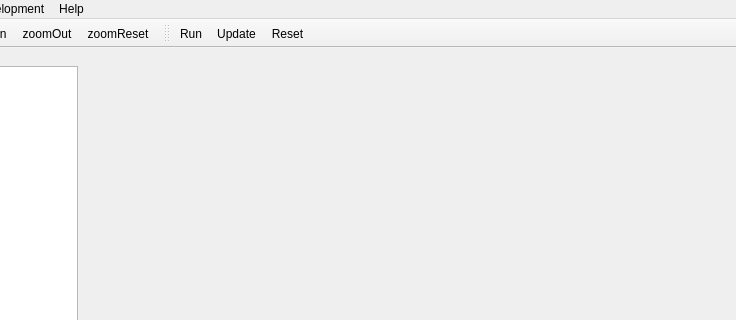
Qt form src/libdynamind-gui/dmmainwindow.ui (iut-ibk/DynaMind-ToolBox) before a commit; both pictures show x 196 to 932 and y 0 to 320 of the 932 by 756 pixel window.
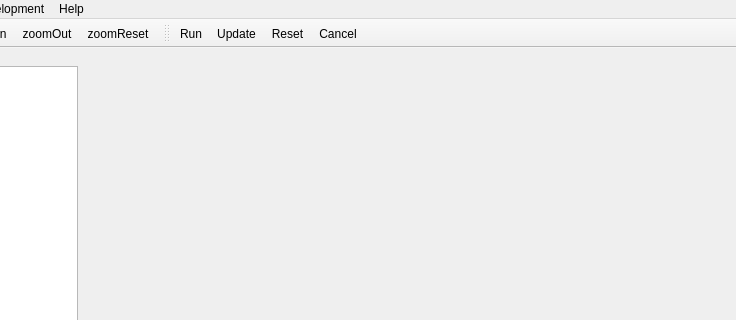
The same form after that commit. Icons and pictures are not drawn.

What changed in the file:
```diff
--- a/src/libdynamind-gui/dmmainwindow.ui
+++ b/src/libdynamind-gui/dmmainwindow.ui
@@ -627,6 +627,7 @@
    <addaction name="actionRun"/>
    <addaction name="actionUpdate"/>
    <addaction name="actionReset"/>
+   <addaction name="actionCancel"/>
   </widget>
   <action name="actionRun">
    <property name="icon">
@@ -776,6 +777,14 @@
     <string>Reset</string>
    </property>
   </action>
+  <action name="actionCancel">
+   <property name="text">
+    <string>Cancel</string>
+   </property>
+   <property name="toolTip">
+    <string>Cancel</string>
+   </property>
+  </action>
  </widget>
  <resources>
   <include location="../dynamind-modelbuilder/icons.qrc"/>
```
